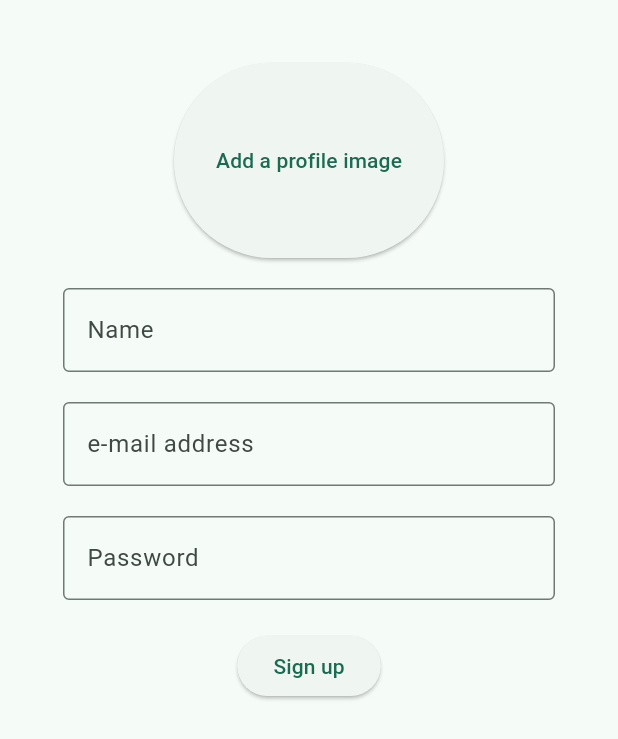
After one commit to expensive-garbage/FCT-LOLU-smartshoeapp, a Flutter app: the Signup screen opened directly, after a tap on "Sign up", on a phone screen of 412 x 824 dp. The commit adds this screen. Shown: the top 739 px of the screen. Run offline on Flutter 3.47's test engine with Material 2 defaults, Android fonts, the phone set to English and light mode, and no system bars; our stand-ins replace cloud_firestore, firebase_auth, firebase_core, image_picker, pie_chart, syncfusion_flutter_charts; accounts and stored records are empty; network calls fail.

Commit message:
authentification system

```diff
--- a/lib/SettingsPage.dart
+++ b/lib/SettingsPage.dart
@@ -12,7 +12,7 @@ class SettingsPageState extends State<SettingsPage> {
 
   void updateState(int index, BuildContext context) {
     if (index != 2) {
-      Navigator.pushNamed(context, '/');
+      Navigator.pushNamed(context, '/home');
     }
   }
 
--- /dev/null
+++ b/lib/Signup.dart
@@ -0,0 +1,161 @@
+import 'dart:io';
+
+import 'package:firebase_auth/firebase_auth.dart';
+import 'package:flutter/material.dart';
+
+import 'package:image_picker/image_picker.dart';
+import 'package:provider/provider.dart';
+
+import 'MyApp.dart';
+
+class Signup extends StatefulWidget {
+  const Signup({Key? key}) : super(key: key);
+
+  @override
+  State<Signup> createState() => _SignupState();
+}
+
+class _SignupState extends State<Signup> {
+  File? _imageFile;
+
+  Future<void> _getImage() async {
+    final pickedFile = await ImagePicker().pickImage(
+      source: ImageSource.gallery,
+    );
+
+    setState(() {
+      _imageFile = pickedFile != null ? File(pickedFile.path) : null;
+    });
+  }
+
+  // Create a text controller and use it to retrieve the current value
+  // of the TextField.
+  final myEmailController = TextEditingController();
+  final myPasswordController = TextEditingController();
+  final myNameController = TextEditingController();
+
+  @override
+  void dispose() {
+    // Clean up the controller when the widget is disposed.
+    myEmailController.dispose();
+    myPasswordController.dispose();
+    myNameController.dispose();
+    super.dispose();
+  }
+
+  @override
+  Widget build(BuildContext context) {
+    var appState = context.watch<MyAppState>();
+    var emailAddress = '';
+    var password = '';
+    return Scaffold(
+      body: Center(
+        child: Padding(
+          padding: const EdgeInsets.all(32.0),
+          child: Column(
+            children: [
+              SizedBox(
+                height: 150,
+                width: 200,
+                child: Expanded(
+                  child: Padding(
+                    padding: const EdgeInsets.all(10),
+                    child: ElevatedButton(
+                      onPressed: _getImage,
+                      child: _imageFile == null
+                          ? const Text('Add a profile image')
+                          : Image.file(_imageFile!),
+                    ),
+                  ),
+                ),
+              ),
+              Padding(
+                padding: const EdgeInsets.all(10),
+                child: TextField(
+                  controller: myNameController,
+                  decoration: const InputDecoration(
+                      border: OutlineInputBorder(),
+                      labelText: 'Name',
+                      hintText: 'John Doe'),
+                ),
+              ),
+              Padding(
+                padding: const EdgeInsets.all(10),
+                child: TextField(
+                  controller: myEmailController,
+                  decoration: const InputDecoration(
+                      border: OutlineInputBorder(),
+                      labelText: 'e-mail address',
+                      hintText: 'abc@gmail.com'),
+                ),
+              ),
+              Padding(
+                padding: const EdgeInsets.all(10),
+                child: TextField(
+                  controller: myPasswordController,
+                  obscureText: true,
+                  decoration: const InputDecoration(
+                      border: OutlineInputBorder(),
+                      labelText: 'Password',
+                      hintText: 'password'),
+                ),
+              ),
+              Padding(
+                  padding: const EdgeInsets.all(10),
+                  child: ElevatedButton(
+                      onPressed: () async {
+                        emailAddress = myEmailController.text;
+                        password = myPasswordController.text;
+                        try {
+                          final credential = await FirebaseAuth.instance
+                              .createUserWithEmailAndPassword(
+                            email: emailAddress,
+                            password: password,
+                          );
+                          appState.changeUid(credential.user!.uid);
+                          Navigator.pushNamed(context, '/home');
+                          appState.changeIndexFirstPage(0);
+                        } on FirebaseAuthException catch (e) {
+                          if (e.code == 'weak-password' ||
+                              e.code == 'email-already-in-use') {
+                            print('The password provided is too weak.');
+                            print('The account already exists for that email.');
+                            showDialog(
+                              context: context,
+                              builder: (BuildContext context) =>
+                                  _buildPopupDialog(context),
+                            );
+                          }
+                        } catch (e) {
+                          print(e);
+                        }
+                      },
+                      child: const Text("Sign up"))),
+            ],
+          ),
+        ),
+      ),
+    );
+  }
+}
+
+Widget _buildPopupDialog(BuildContext context) {
+  return AlertDialog(
+    title: const Text('Authentification failed'),
+    content: Column(
+      mainAxisSize: MainAxisSize.min,
+      crossAxisAlignment: CrossAxisAlignment.start,
+      children: const <Widget>[
+        Text("already used email or weak password."),
+      ],
+    ),
+    actions: <Widget>[
+      ElevatedButton(
+        onPressed: () {
+          Navigator.of(context).pop();
+        },
+        child: const Text('Close'),
+      ),
+    ],
+  );
+}
--- a/lib/StatisticsPage.dart
+++ b/lib/StatisticsPage.dart
@@ -22,7 +22,7 @@ class StatisticsPageState extends State<StatisticsPage> {
 
   void updateState(int index, BuildContext context) {
     if (index != 2) {
-      Navigator.pushNamed(context, '/');
+      Navigator.pushNamed(context, '/home');
     }
   }
 
--- a/lib/main.dart
+++ b/lib/main.dart
@@ -1,6 +1,5 @@
 import 'package:flutter/material.dart';
 import 'package:firebase_core/firebase_core.dart';
-//import 'package:firebase_auth/firebase_auth.dart';
 
 import 'MyApp.dart';
 import 'firebase_options.dart';
@@ -8,6 +7,5 @@ import 'firebase_options.dart';
 void main() async {
   WidgetsFlutterBinding.ensureInitialized();
   await Firebase.initializeApp(options: DefaultFirebaseOptions.currentPlatform);
-  //await FirebaseAuth.instance.useAuthEmulator('localhost', 9099);
   runApp(MyApp());
 }
--- a/pubspec.yaml
+++ b/pubspec.yaml
@@ -21,6 +21,7 @@ dependencies:
   pie_chart : ^5.3.2
   line_chart : ^1.1.11
   syncfusion_flutter_charts : ^21.2.3
+  image_picker: ^0.8.7+4
 
 dev_dependencies:
   flutter_test:
```
Also changed, not shown: lib/FirstPage.dart (added, +51 -0 lines), lib/Login.dart (added, +113 -0 lines), lib/MyApp.dart (+16 -1 lines), lib/MyHomePage.dart (+5 -11 lines), lib/ProfilePage.dart (+13 -4 lines).
